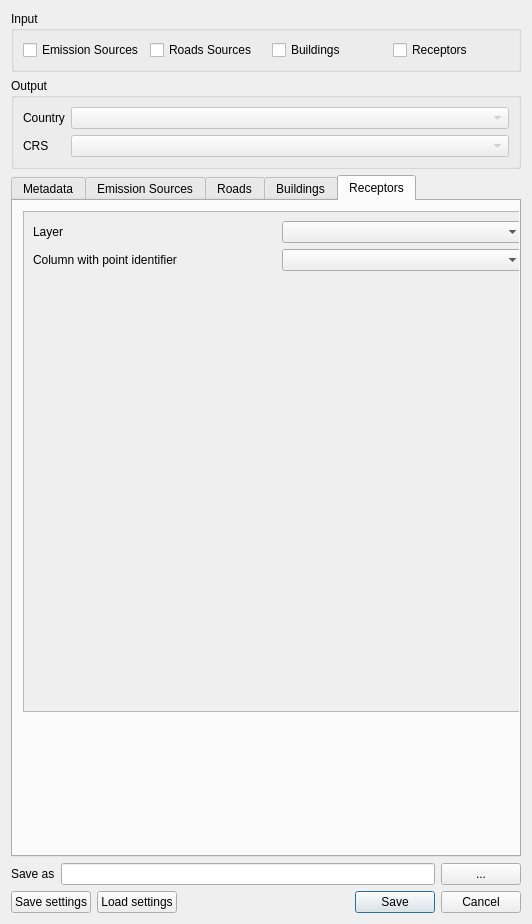
This is ImaerPlugin/generate_calc_input_dlg.ui in opengeogroep/AERIUS-QGIS-plugins as Qt 5 draws it before an edit. The edited form follows.
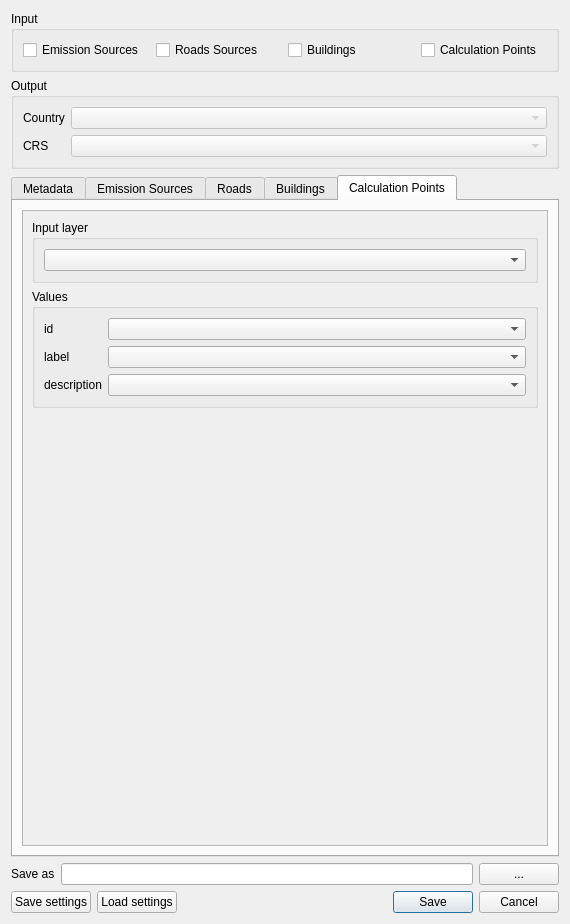
This is the edited form. The open tabs and pages were chosen to show the change. Custom widgets are drawn as their Qt base class.

Commit message: Calculation Points added and multi tab gml generation works

What changed in the file:
```diff
--- a/ImaerPlugin/generate_calc_input_dlg.ui
+++ b/ImaerPlugin/generate_calc_input_dlg.ui
@@ -6,7 +6,7 @@
    <rect>
     <x>0</x>
     <y>0</y>
-    <width>532</width>
+    <width>570</width>
     <height>924</height>
    </rect>
   </property>
@@ -44,7 +44,7 @@
       <item>
        <widget class="QCheckBox" name="checkBox_rec">
         <property name="text">
-         <string>Receptors</string>
+         <string>Calculation Points</string>
         </property>
        </widget>
       </item>
@@ -1279,17 +1279,11 @@
      </widget>
      <widget class="QWidget" name="tab_receptors">
       <attribute name="title">
-       <string>Receptors</string>
+       <string>Calculation Points</string>
       </attribute>
+      <layout class="QVBoxLayout" name="verticalLayout_10">
+       <item>
       <widget class="QScrollArea" name="scrollArea_3">
-       <property name="geometry">
-        <rect>
-         <x>10</x>
-         <y>10</y>
-         <width>511</width>
-         <height>501</height>
-        </rect>
-       </property>
        <property name="widgetResizable">
         <bool>true</bool>
        </property>
@@ -1298,18 +1292,63 @@
          <rect>
           <x>0</x>
           <y>0</y>
-          <width>509</width>
-          <height>499</height>
-         </rect>
-        </property>
-        <layout class="QGridLayout" name="gridLayout_25">
-         <item row="1" column="1">
-          <widget class="QgsFieldComboBox" name="fcb_rec_name"/>
+            <width>528</width>
+            <height>610</height>
+           </rect>
+          </property>
+          <layout class="QVBoxLayout" name="verticalLayout_9">
+           <item>
+            <widget class="QGroupBox" name="group_cp_layer">
+             <property name="title">
+              <string>Input layer</string>
+             </property>
+             <layout class="QGridLayout" name="gridLayout_12">
+              <item row="0" column="0">
+               <widget class="QgsMapLayerComboBox" name="combo_layer_cp"/>
+              </item>
+             </layout>
+            </widget>
+           </item>
+           <item>
+            <widget class="QGroupBox" name="group_cp_values">
+             <property name="title">
+              <string>Values</string>
+             </property>
+             <layout class="QFormLayout" name="formLayout_8">
+              <item row="0" column="0">
+               <widget class="QLabel" name="label_cp_id">
+                <property name="text">
+                 <string>id</string>
+                </property>
+               </widget>
          </item>
          <item row="0" column="1">
-          <widget class="QgsMapLayerComboBox" name="combo_layer_rec"/>
-         </item>
-         <item row="4" column="0">
+               <widget class="QgsFieldComboBox" name="fcb_cp_id"/>
+              </item>
+              <item row="1" column="0">
+               <widget class="QLabel" name="label_cp_label">
+                <property name="text">
+                 <string>label</string>
+                </property>
+               </widget>
+              </item>
+              <item row="1" column="1">
+               <widget class="QgsFieldComboBox" name="fcb_cp_label"/>
+              </item>
+              <item row="2" column="0">
+               <widget class="QLabel" name="label_cp_desc">
+                <property name="text">
+                 <string>description</string>
+                </property>
+               </widget>
+              </item>
+              <item row="2" column="1">
+               <widget class="QgsFieldComboBox" name="fcb_cp_desc"/>
+              </item>
+             </layout>
+            </widget>
+           </item>
+           <item>
           <spacer name="verticalSpacer_16">
            <property name="orientation">
             <enum>Qt::Vertical</enum>
@@ -1322,23 +1361,11 @@
            </property>
           </spacer>
          </item>
-         <item row="1" column="0">
-          <widget class="QLabel" name="label_rd_label_3">
-           <property name="text">
-            <string>Column with point identifier</string>
-           </property>
-          </widget>
-         </item>
-         <item row="0" column="0">
-          <widget class="QLabel" name="label_rd_label_5">
-           <property name="text">
-            <string>Layer</string>
-           </property>
+          </layout>
+         </widget>
           </widget>
          </item>
         </layout>
-       </widget>
-      </widget>
      </widget>
     </widget>
    </item>
```
Left out of the diff: 14 changed lines with no effect on the pictures. Lines whose indentation alone changed are shown as unchanged. The commit also changes 4 other files.
